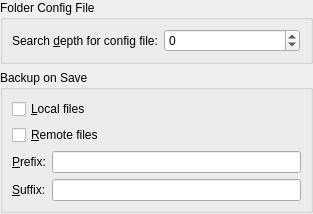
KDE/kate, file part/dialogs/opensaveconfigadvwidget.ui: the form before one commit.
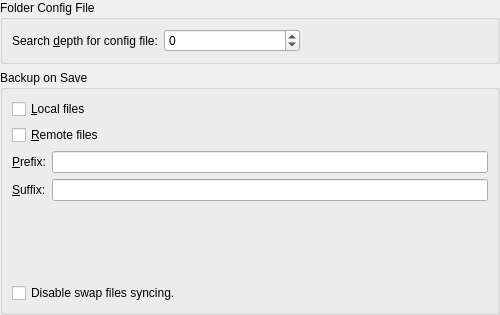
The form after the commit. Custom widgets are drawn as their Qt base class.

Commit message: dianat:     adding disable swap file syncing option.. still needs some work, though

```diff
--- a/part/dialogs/opensaveconfigadvwidget.ui
+++ b/part/dialogs/opensaveconfigadvwidget.ui
@@ -2,6 +2,14 @@
 <ui version="4.0">
  <class>OpenSaveConfigAdvWidget</class>
  <widget class="QWidget" name="OpenSaveConfigAdvWidget">
+  <property name="geometry">
+   <rect>
+    <x>0</x>
+    <y>0</y>
+    <width>500</width>
+    <height>315</height>
+   </rect>
+  </property>
   <layout class="QVBoxLayout">
    <property name="margin">
     <number>0</number>
@@ -70,6 +78,9 @@
       <string>Backup on Save</string>
      </property>
      <layout class="QFormLayout" name="formLayout">
+      <property name="fieldGrowthPolicy">
+       <enum>QFormLayout::ExpandingFieldsGrow</enum>
+      </property>
       <item row="0" column="0" colspan="2">
        <widget class="QCheckBox" name="chkBackupLocalFiles">
         <property name="whatsThis">
@@ -124,10 +135,7 @@
         </property>
        </widget>
       </item>
-     </layout>
-    </widget>
-   </item>
-   <item>
+      <item row="5" column="1">
     <spacer>
      <property name="orientation">
       <enum>Qt::Vertical</enum>
@@ -139,6 +147,29 @@
       </size>
      </property>
     </spacer>
+      </item>
+      <item row="4" column="0">
+       <spacer name="verticalSpacer">
+        <property name="orientation">
+         <enum>Qt::Vertical</enum>
+        </property>
+        <property name="sizeHint" stdset="0">
+         <size>
+          <width>20</width>
+          <height>40</height>
+         </size>
+        </property>
+       </spacer>
+      </item>
+      <item row="6" column="0" colspan="2">
+       <widget class="QCheckBox" name="chkNoSync">
+        <property name="text">
+         <string>Disable swap files syncing.</string>
+        </property>
+       </widget>
+      </item>
+     </layout>
+    </widget>
    </item>
   </layout>
  </widget>
```
Lines whose indentation alone changed are shown as unchanged. The commit also changes 3 other files.
